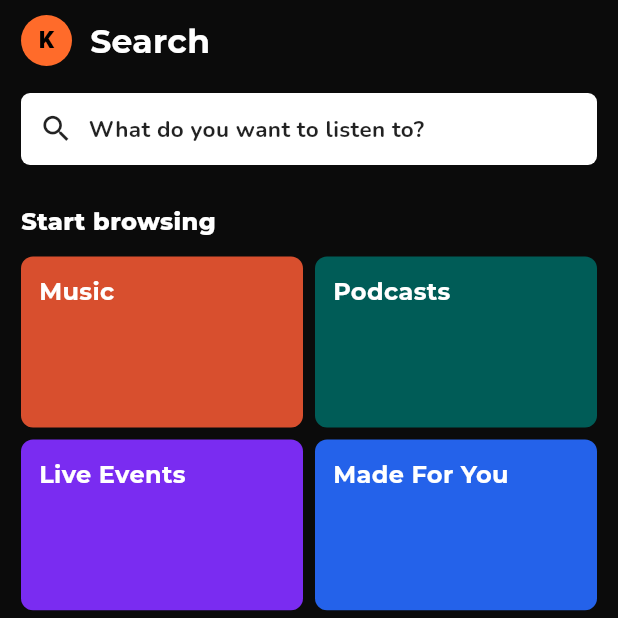
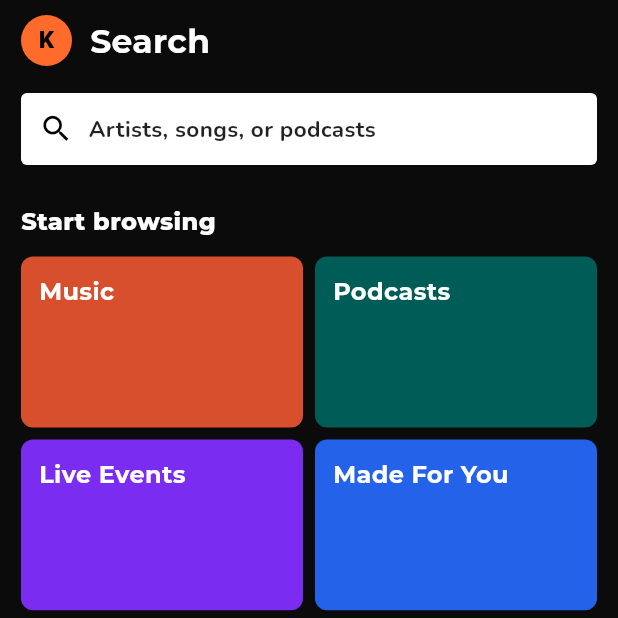
Before and after one commit to Zyxavy/Flutter-Spotify-Clone, a Flutter app: the SearchScreen screen opened by its route, on a phone screen of 412 x 824 dp, the top half of it. Run offline on Flutter 3.47's test engine with Material 3 defaults, Android fonts, the phone set to English and light mode, and no system bars; our stand-ins replace flutter_riverpod, go_router, google_fonts.

Commit message:
Add focused search screen with recent searches mock list

```diff
--- a/lib/router/app_router.dart
+++ b/lib/router/app_router.dart
@@ -6,6 +6,7 @@ import '../screens/library/library_screen.dart';
 import '../screens/login/login_screen.dart';
 import '../screens/premium/premium_screen.dart';
 import '../screens/search/search_screen.dart';
+import '../screens/search/search_tapped_screen.dart';
 import '../widgets/shell_scaffold.dart';
 
 final appRouter = GoRouter(
@@ -19,7 +20,17 @@ final appRouter = GoRouter(
       builder: (context, state, child) => ShellScaffold(child: child),
       routes: [
         GoRoute(path: '/home', builder: (_, _) => const HomeScreen()),
-        GoRoute(path: '/search', builder: (_, _) => const SearchScreen()),
+        GoRoute(
+          path: '/search',
+          builder: (_, __) => const SearchScreen(),
+          routes: [
+            GoRoute(
+              path: 'focused',
+              builder: (_, __) => const SearchTappedScreen(),
+            ),
+          ],
+        ),
+
         GoRoute(path: '/library', builder: (_, _) => const LibraryScreen()),
         GoRoute(path: '/premium', builder: (_, _) => const PremiumScreen()),
         GoRoute(
--- a/lib/screens/search/search_screen.dart
+++ b/lib/screens/search/search_screen.dart
@@ -1,5 +1,5 @@
 import 'package:flutter/material.dart';
-
+import 'package:go_router/go_router.dart';
 import '../../theme/app_colors.dart';
 import '../../theme/app_text_styles.dart';
 
@@ -60,22 +60,28 @@ class _SearchField extends StatelessWidget {
 
   @override
   Widget build(BuildContext context) {
-    return Container(
+    return GestureDetector(
+      onTap: () => context.push('/search/focused'),
+      child: Container(
         height: 48,
         padding: const EdgeInsets.symmetric(horizontal: 12),
         decoration: BoxDecoration(
-        color: Colors.white,
-        borderRadius: BorderRadius.circular(6),
+          color: AppColors.textPrimary,
+          borderRadius: BorderRadius.circular(4),
         ),
         child: Row(
           children: [
-          const Icon(Icons.search, color: Colors.black87, size: 23),
+            const Icon(Icons.search, color: Colors.black, size: 23),
             const SizedBox(width: 10),
             Text(
-            'What do you want to listen to?',
-            style: AppTextStyles.bodyM.copyWith(color: Colors.black87, fontWeight: FontWeight.w700),
+              'Artists, songs, or podcasts',
+              style: AppTextStyles.bodyM.copyWith(
+                color: Colors.black87,
+                fontWeight: FontWeight.w700,
+              ),
             ),
           ],
+        ),
       ),
     );
   }
@@ -145,7 +151,7 @@ class _DiscoverRow extends StatelessWidget {
       child: ListView.separated(
         scrollDirection: Axis.horizontal,
         itemCount: _cards.length,
-        separatorBuilder: (_, _) => const SizedBox(width: 10),
+        separatorBuilder: (_, __) => const SizedBox(width: 10),
         itemBuilder: (_, index) {
           final (title, subtitle, color) = _cards[index];
           return Container(
@@ -218,6 +224,5 @@ class _BrowseAllScaffold extends StatelessWidget {
         );
       },
     );
-
   }
 }
```
Also changed, not shown: lib/data/mock_data.dart (+55 -0 lines), lib/screens/search/search_tapped_screen.dart (added, +99 -0 lines). Lines whose indentation alone changed are shown as unchanged.
